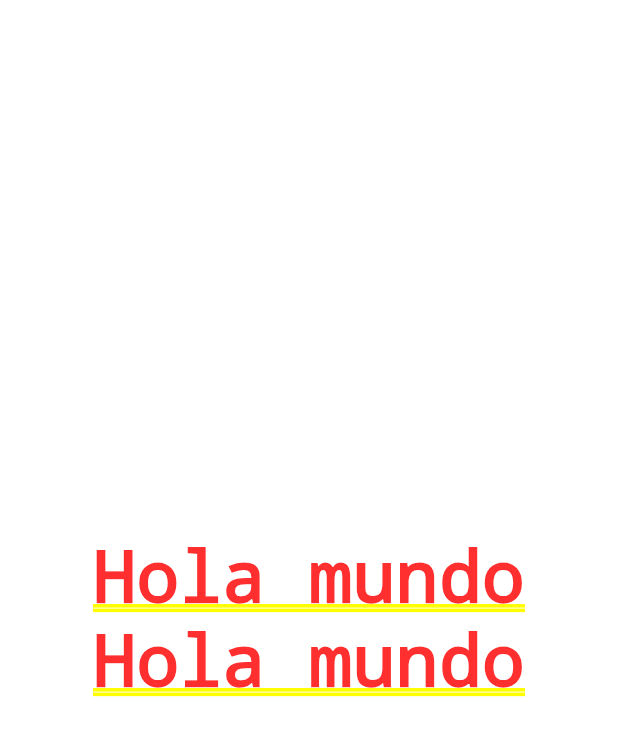
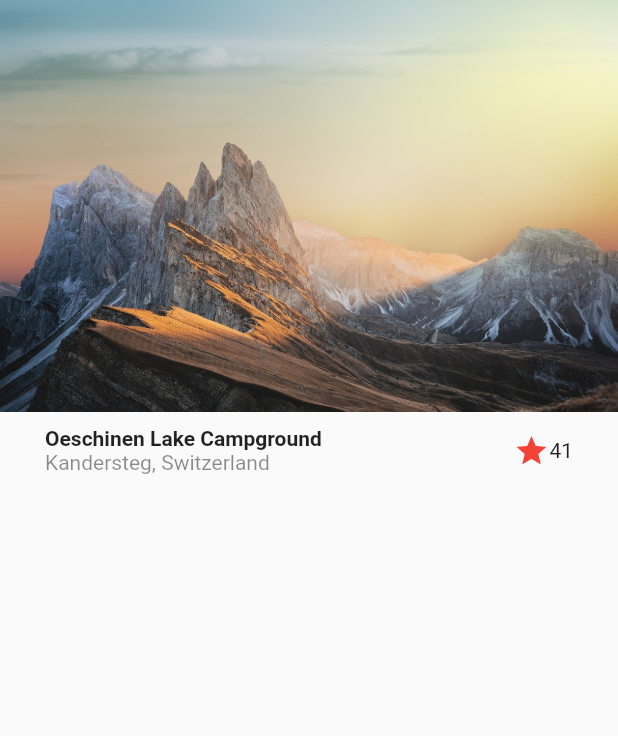
Before and after one commit to frozenfangkb/designs, a Flutter app: the screen it shows after launch, on a phone screen of 412 x 824 dp. Shown: the top 736 px of the screen. Run offline on Flutter 3.47's test engine with Material 2 defaults, Android fonts, the phone set to English and light mode, and no system bars.

Commit message:
design part 2

```diff
--- a/lib/main.dart
+++ b/lib/main.dart
@@ -1,3 +1,4 @@
+import 'package:disenos/screens/basic_design.dart';
 import 'package:flutter/material.dart';
 
 void main() => runApp(MyApp());
@@ -6,22 +7,12 @@ class MyApp extends StatelessWidget {
   @override
   Widget build(BuildContext context) {
     return MaterialApp(
-        debugShowCheckedModeBanner: false,
-        title: 'Material App',
-        home: TempHomeScreen());
-  }
-}
-
-class TempHomeScreen extends StatelessWidget {
-  const TempHomeScreen({
-    Key? key,
-  }) : super(key: key);
-
-  @override
-  Widget build(BuildContext context) {
-    return Column(
-      mainAxisAlignment: MainAxisAlignment.center,
-      children: [Text('Hola mundo'), Text('Hola mundo')],
+      debugShowCheckedModeBanner: false,
+      title: 'Material App',
+      initialRoute: 'basic_design',
+      routes: {
+        'basic_design': (_) => BasicDesignScreen()
+      }
     );
   }
 }
--- /dev/null
+++ b/lib/screens/basic_design.dart
@@ -0,0 +1,48 @@
+import 'package:flutter/material.dart';
+
+
+class BasicDesignScreen extends StatelessWidget {
+
+  @override
+  Widget build(BuildContext context) {
+    return Scaffold(
+      body: Column(
+        children: [
+          // Imagen cabecera
+          Image(image: AssetImage('assets/landscape.jpg'),),
+
+          // Titulo
+          Title()
+        ]
+      )
+   );
+  }
+}
+
+class Title extends StatelessWidget {
+  const Title({
+    Key? key,
+  }) : super(key: key);
+
+  @override
+  Widget build(BuildContext context) {
+    return Container(
+      margin: EdgeInsets.symmetric(horizontal: 30, vertical: 10),
+      child: Row(
+        children: [
+        Column(
+          crossAxisAlignment: CrossAxisAlignment.start,
+          children: [
+            Text('Oeschinen Lake Campground', style: TextStyle(fontWeight: FontWeight.bold),),
+            Text('Kandersteg, Switzerland', style: TextStyle(color: Colors.black45)),
+          ],
+        ),
+
+        Expanded(child: Container(),),
+
+        Icon(Icons.star, color: Colors.red),
+        Text('41')
+      ],),
+    );
+  }
+}
--- a/pubspec.yaml
+++ b/pubspec.yaml
@@ -45,8 +45,8 @@ flutter:
   uses-material-design: true
 
   # To add assets to your application, add an assets section, like this:
-  # assets:
-  #   - images/a_dot_burr.jpeg
+  assets:
+    - assets/
   #   - images/a_dot_ham.jpeg
 
   # An image asset can refer to one or more resolution-specific "variants", see
```
Also changed, not shown: assets/landscape.jpg (added).
